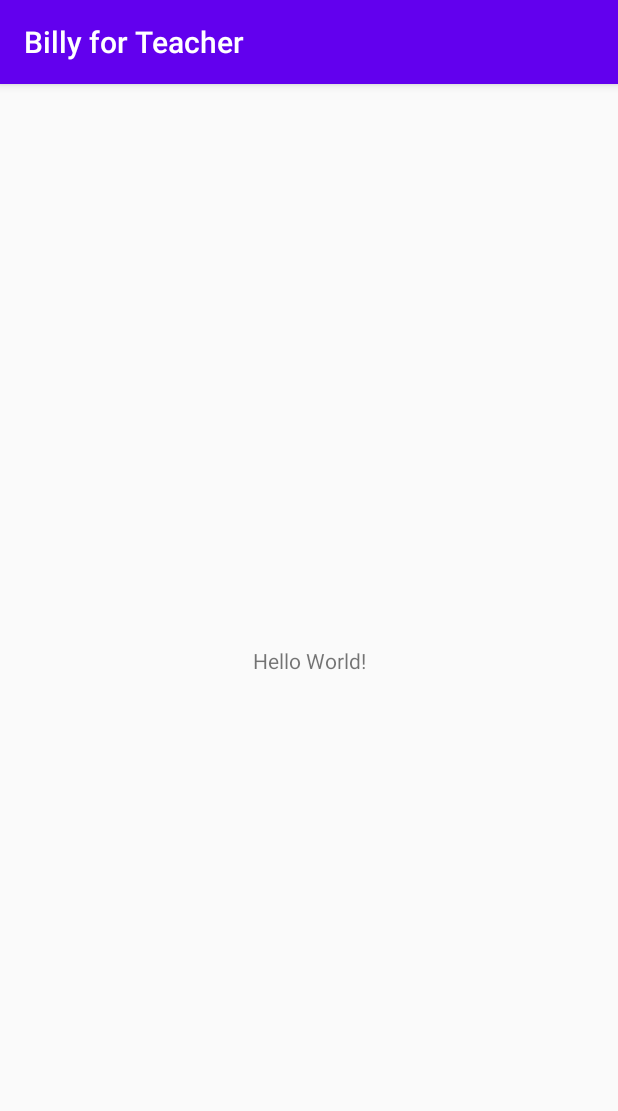
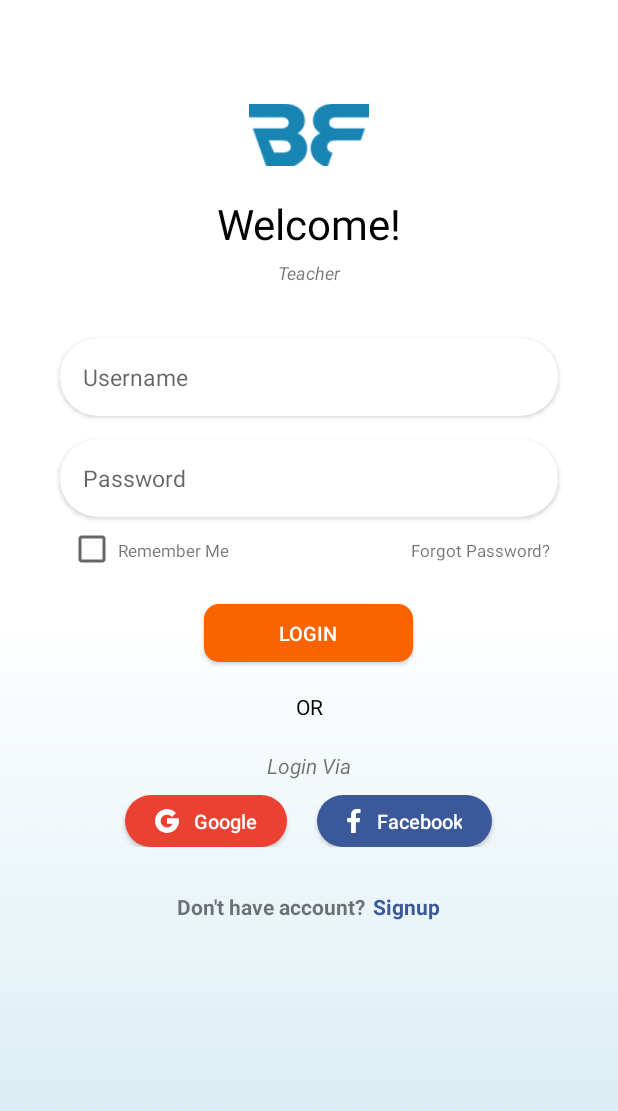
Before and after one commit to billythefighter/TeacherApp, an Android app: the screen it shows after launch (MainActivity before the commit, LoginActivity after it), on a phone screen of 412 x 824 dp. Shown: the top 1111 px of the screen. Run offline under Robolectric (Android 15) with nearby library versions, the phone set to English and light mode, and no system bars.

Commit message:
login and splashscreen done

```diff
--- a/app/src/main/AndroidManifest.xml
+++ b/app/src/main/AndroidManifest.xml
@@ -9,7 +9,9 @@
         android:roundIcon="@mipmap/ic_launcher_round"
         android:supportsRtl="true"
         android:theme="@style/AppTheme">
-        <activity android:name=".MainActivity">
+        <activity android:name=".HomeActivity"></activity>
+        <activity android:name=".LoginActivity" />
+        <activity android:name=".SplashScreenActivity">
             <intent-filter>
                 <action android:name="android.intent.action.MAIN" />
 
--- a/app/src/main/java/com/example/billyforteacher/MainActivity.kt
+++ b/app/src/main/java/com/example/billyforteacher/HomeActivity.kt
@@ -3,10 +3,10 @@ package com.example.billyforteacher
 import androidx.appcompat.app.AppCompatActivity
 import android.os.Bundle
 
-class MainActivity : AppCompatActivity() {
+class HomeActivity : AppCompatActivity() {
 
     override fun onCreate(savedInstanceState: Bundle?) {
         super.onCreate(savedInstanceState)
-        setContentView(R.layout.activity_main)
+        setContentView(R.layout.activity_home)
     }
 }
--- /dev/null
+++ b/app/src/main/java/com/example/billyforteacher/LoginActivity.kt
@@ -0,0 +1,19 @@
+package com.example.billyforteacher
+
+import android.app.Activity
+import android.content.Intent
+import androidx.appcompat.app.AppCompatActivity
+import android.os.Bundle
+import kotlinx.android.synthetic.main.activity_login.*
+
+class LoginActivity : Activity() {
+
+    override fun onCreate(savedInstanceState: Bundle?) {
+        super.onCreate(savedInstanceState)
+        setContentView(R.layout.activity_login)
+
+        bt_login.setOnClickListener {
+            startActivity(Intent(this,HomeActivity::class.java))
+        }
+    }
+}
--- /dev/null
+++ b/app/src/main/java/com/example/billyforteacher/SplashScreenActivity.kt
@@ -0,0 +1,24 @@
+package com.example.billyforteacher
+
+import android.app.Activity
+import android.content.Intent
+import androidx.appcompat.app.AppCompatActivity
+import android.os.Bundle
+import android.os.Handler
+
+class SplashScreenActivity : Activity() {
+
+    lateinit var handler: Handler
+
+    override fun onCreate(savedInstanceState: Bundle?) {
+        super.onCreate(savedInstanceState)
+        setContentView(R.layout.activity_main)
+
+        handler = Handler()
+        handler.postDelayed({
+            val intent = Intent(this, LoginActivity::class.java)
+            startActivity(intent)
+            finish()
+        }, 3000)
+    }
+}
--- /dev/null
+++ b/app/src/main/res/drawable/ic_facebook.xml
@@ -0,0 +1,9 @@
+<vector xmlns:android="http://schemas.android.com/apk/res/android"
+    android:width="9dp"
+    android:height="16dp"
+    android:viewportWidth="9"
+    android:viewportHeight="16">
+  <path
+      android:pathData="M7.1338,2.6567H8.6977V0.1127C8.4279,0.078 7.4999,0 6.4193,0C4.1643,0 2.6197,1.3247 2.6197,3.7593V6H0.1313V8.844H2.6197V16H5.6705V8.8447H8.0582L8.4372,6.0007H5.6698V4.0413C5.6705,3.2193 5.9075,2.6567 7.1338,2.6567Z"
+      android:fillColor="#ffffff"/>
+</vector>
--- /dev/null
+++ b/app/src/main/res/drawable/ic_google.xml
@@ -0,0 +1,24 @@
+<vector xmlns:android="http://schemas.android.com/apk/res/android"
+    android:width="16dp"
+    android:height="16dp"
+    android:viewportWidth="16"
+    android:viewportHeight="16">
+  <path
+      android:pathData="M3.75,8C3.75,7.2073 3.9684,6.4647 4.3478,5.8288V3.1317H1.6507C0.5803,4.522 0,6.2163 0,8C0,9.7837 0.5803,11.478 1.6507,12.8683H4.3478V10.1712C3.9684,9.5353 3.75,8.7927 3.75,8Z"
+      android:fillColor="#ffffff"/>
+  <path
+      android:pathData="M8,12.25L6.125,14.125L8,16C9.7837,16 11.478,15.4197 12.8683,14.3493V11.655H10.174C9.5326,12.0358 8.7869,12.25 8,12.25Z"
+      android:fillColor="#ffffff"/>
+  <path
+      android:pathData="M4.3478,10.1711L1.6506,12.8683C1.8626,13.1435 2.0933,13.4071 2.3431,13.6569C3.8541,15.1678 5.863,16 7.9999,16V12.25C6.4492,12.25 5.09,11.415 4.3478,10.1711Z"
+      android:fillColor="#ffffff"/>
+  <path
+      android:pathData="M16,8C16,7.5133 15.9559,7.0257 15.869,6.5507L15.7987,6.1664H8V9.9164H11.7954C11.4268,10.6495 10.8601,11.2477 10.174,11.6551L12.8682,14.3493C13.1435,14.1374 13.4071,13.9066 13.6568,13.6569C15.1678,12.1459 16,10.1369 16,8Z"
+      android:fillColor="#ffffff"/>
+  <path
+      android:pathData="M11.0052,4.9948L11.3367,5.3262L13.9883,2.6746L13.6569,2.3432C12.1459,0.8322 10.1369,0 8,0L6.125,1.875L8,3.75C9.1352,3.75 10.2025,4.1921 11.0052,4.9948Z"
+      android:fillColor="#ffffff"/>
+  <path
+      android:pathData="M7.9999,3.75V0C5.8631,0 3.8541,0.8322 2.3431,2.3431C2.0933,2.5928 1.8626,2.8564 1.6506,3.1317L4.3478,5.8288C5.09,4.585 6.4492,3.75 7.9999,3.75Z"
+      android:fillColor="#ffffff"/>
+</vector>
--- /dev/null
+++ b/app/src/main/res/drawable/rounded_blue_fill.xml
@@ -0,0 +1,10 @@
+<?xml version="1.0" encoding="utf-8"?>
+<shape xmlns:android="http://schemas.android.com/apk/res/android"
+    android:shape="rectangle" android:padding="10dp">
+    <solid android:color="@color/blue"/>
+    <corners
+        android:bottomRightRadius="35dp"
+        android:bottomLeftRadius="35dp"
+        android:topLeftRadius="35dp"
+        android:topRightRadius="35dp"/>
+</shape>
--- /dev/null
+++ b/app/src/main/res/drawable/rounded_edit_text.xml
@@ -0,0 +1,10 @@
+<?xml version="1.0" encoding="utf-8"?>
+<shape xmlns:android="http://schemas.android.com/apk/res/android"
+    android:shape="rectangle" android:padding="10dp">
+    <solid android:color="#FFFFFF"/>
+    <corners
+        android:bottomRightRadius="25dp"
+        android:bottomLeftRadius="25dp"
+        android:topLeftRadius="25dp"
+        android:topRightRadius="25dp"/>
+</shape>
--- /dev/null
+++ b/app/src/main/res/drawable/rounded_orange_button.xml
@@ -0,0 +1,11 @@
+<?xml version="1.0" encoding="utf-8"?>
+<shape xmlns:android="http://schemas.android.com/apk/res/android"
+    android:shape="rectangle" android:padding="10dp">
+    <solid android:color="@color/white"/>
+    <stroke android:color="#F96300" android:width="2dp"/>
+    <corners
+        android:bottomRightRadius="25dp"
+        android:bottomLeftRadius="25dp"
+        android:topLeftRadius="25dp"
+        android:topRightRadius="25dp"/>
+</shape>
--- /dev/null
+++ b/app/src/main/res/drawable/rounded_orange_fill.xml
@@ -0,0 +1,10 @@
+<?xml version="1.0" encoding="utf-8"?>
+<shape xmlns:android="http://schemas.android.com/apk/res/android"
+    android:shape="rectangle" android:padding="10dp">
+    <solid android:color="#F96300"/>
+    <corners
+        android:bottomRightRadius="10dp"
+        android:bottomLeftRadius="10dp"
+        android:topLeftRadius="10dp"
+        android:topRightRadius="10dp"/>
+</shape>
--- /dev/null
+++ b/app/src/main/res/drawable/rounded_red_fill.xml
@@ -0,0 +1,10 @@
+<?xml version="1.0" encoding="utf-8"?>
+<shape xmlns:android="http://schemas.android.com/apk/res/android"
+    android:shape="rectangle" android:padding="10dp">
+    <solid android:color="#EB4132"/>
+    <corners
+        android:bottomRightRadius="35dp"
+        android:bottomLeftRadius="35dp"
+        android:topLeftRadius="35dp"
+        android:topRightRadius="35dp"/>
+</shape>
--- /dev/null
+++ b/app/src/main/res/drawable/rounded_white.xml
@@ -0,0 +1,10 @@
+<?xml version="1.0" encoding="utf-8"?>
+<shape xmlns:android="http://schemas.android.com/apk/res/android"
+    android:shape="rectangle" android:padding="10dp">
+    <solid android:color="@color/white"/>
+    <corners
+        android:bottomRightRadius="10dp"
+        android:bottomLeftRadius="10dp"
+        android:topLeftRadius="10dp"
+        android:topRightRadius="10dp"/>
+</shape>
--- /dev/null
+++ b/app/src/main/res/layout/activity_home.xml
@@ -0,0 +1,9 @@
+<?xml version="1.0" encoding="utf-8"?>
+<androidx.constraintlayout.widget.ConstraintLayout xmlns:android="http://schemas.android.com/apk/res/android"
+    xmlns:app="http://schemas.android.com/apk/res-auto"
+    xmlns:tools="http://schemas.android.com/tools"
+    android:layout_width="match_parent"
+    android:layout_height="match_parent"
+    tools:context=".HomeActivity">
+
+</androidx.constraintlayout.widget.ConstraintLayout>
--- /dev/null
+++ b/app/src/main/res/layout/activity_login.xml
@@ -0,0 +1,205 @@
+<?xml version="1.0" encoding="utf-8"?>
+
+<LinearLayout
+    xmlns:android="http://schemas.android.com/apk/res/android"
+    xmlns:app="http://schemas.android.com/apk/res-auto"
+    xmlns:tools="http://schemas.android.com/tools"
+    android:layout_width="match_parent"
+    android:layout_height="match_parent"
+    android:orientation="vertical"
+    android:background="@drawable/background"
+    tools:context=".LoginActivity">
+
+    <androidx.core.widget.NestedScrollView
+        android:layout_width="match_parent"
+        android:layout_height="match_parent">
+
+        <LinearLayout
+            android:layout_width="match_parent"
+            android:layout_height="match_parent"
+            android:orientation="vertical">
+
+            <ImageView
+                android:layout_width="80dp"
+                android:layout_height="80dp"
+                android:layout_gravity="center"
+                android:layout_marginTop="50dp"
+                android:src="@drawable/logo_billy" />
+
+            <TextView
+                android:layout_width="match_parent"
+                android:layout_height="wrap_content"
+                android:layout_marginTop="0dp"
+                android:gravity="center"
+                android:text="@string/welcome"
+                android:textColor="@color/black"
+                android:textSize="28sp" />
+
+            <TextView
+                android:layout_width="match_parent"
+                android:layout_height="wrap_content"
+                android:gravity="center"
+                android:padding="5dp"
+                android:text="Teacher"
+                android:textSize="12sp"
+                android:textStyle="italic" />
+
+            <EditText
+                android:layout_width="match_parent"
+                android:layout_height="wrap_content"
+                android:layout_marginLeft="40dp"
+                android:layout_marginTop="30dp"
+                android:layout_marginRight="40dp"
+                android:background="@drawable/rounded_edit_text"
+                android:elevation="2dp"
+                android:hint="@string/uname"
+                android:padding="15dp"
+                android:textSize="15dp" />
+
+            <EditText
+                android:layout_width="match_parent"
+                android:layout_height="wrap_content"
+                android:layout_marginLeft="40dp"
+                android:layout_marginTop="15dp"
+                android:layout_marginRight="40dp"
+                android:background="@drawable/rounded_edit_text"
+                android:elevation="2dp"
+                android:hint="@string/password"
+                android:padding="15dp"
+                android:textSize="15dp" />
+
+            <LinearLayout
+                android:layout_width="match_parent"
+                android:layout_height="wrap_content"
+                android:layout_marginLeft="40dp"
+                android:layout_marginRight="40dp"
+                android:orientation="horizontal"
+                android:padding="5dp"
+                android:weightSum="3">
+
+                <androidx.appcompat.widget.AppCompatCheckBox
+                    android:layout_width="25dp"
+                    android:layout_height="wrap_content"
+                    android:layout_marginRight="8dp"/>
+
+                <TextView
+                    android:layout_width="wrap_content"
+                    android:layout_height="wrap_content"
+                    android:layout_weight="2"
+                    android:textSize="11sp"
+                    android:text="@string/remember_me" />
+
+                <TextView
+                    android:layout_width="wrap_content"
+                    android:layout_height="wrap_content"
+                    android:layout_weight="1"
+                    android:textSize="11sp"
+                    android:gravity="end"
+                    android:text="@string/forgot_psswrd" />
+            </LinearLayout>
+
+            <Button
+                android:id="@+id/bt_login"
+                android:layout_width="wrap_content"
+                android:layout_height="wrap_content"
+                android:layout_gravity="center"
+                android:layout_marginTop="15dp"
+                android:background="@drawable/rounded_orange_fill"
+                android:minWidth="0dp"
+                android:minHeight="0dp"
+                android:paddingLeft="50dp"
+                android:paddingTop="10dp"
+                android:paddingRight="50dp"
+                android:paddingBottom="10dp"
+                android:text="@string/login"
+                android:textColor="@color/white"
+                android:textSize="13sp" />
+
+            <TextView
+                android:layout_width="match_parent"
+                android:layout_height="wrap_content"
+                android:layout_marginTop="20dp"
+                android:gravity="center"
+                android:text="OR"
+                android:textColor="@color/black" />
+
+            <TextView
+                android:layout_width="match_parent"
+                android:layout_height="wrap_content"
+                android:layout_marginTop="20dp"
+                android:gravity="center"
+                android:text="Login Via"
+                android:textStyle="italic" />
+
+            <LinearLayout
+                android:layout_width="match_parent"
+                android:layout_height="wrap_content"
+                android:layout_marginTop="10dp"
+                android:gravity="center"
+                android:orientation="horizontal">
+
+                <Button
+                    android:layout_width="wrap_content"
+                    android:layout_height="wrap_content"
+                    android:layout_marginRight="10dp"
+                    android:background="@drawable/rounded_red_fill"
+                    android:drawableLeft="@drawable/ic_google"
+                    android:drawablePadding="10dp"
+                    android:minHeight="0dp"
+                    android:paddingLeft="20dp"
+                    android:paddingTop="8dp"
+                    android:paddingRight="20dp"
+                    android:paddingBottom="8dp"
+                    android:text="Google"
+                    android:textAllCaps="false"
+                    android:textColor="@color/white"
+                    android:textSize="13dp" />
+
+                <Button
+                    android:layout_width="wrap_content"
+                    android:layout_height="wrap_content"
+                    android:layout_marginLeft="10dp"
+                    android:background="@drawable/rounded_blue_fill"
+                    android:drawableLeft="@drawable/ic_facebook"
+                    android:drawablePadding="10dp"
+                    android:minHeight="0dp"
+                    android:paddingLeft="20dp"
+                    android:paddingTop="8dp"
+                    android:paddingRight="20dp"
+                    android:paddingBottom="8dp"
+                    android:text="Facebook"
+                    android:textAllCaps="false"
+                    android:textColor="@color/white"
+                    android:textSize="13dp" />
+
+            </LinearLayout>
+
+            <LinearLayout
+                android:layout_width="match_parent"
+                android:layout_height="wrap_content"
+                android:layout_marginTop="30dp"
+                android:layout_marginBottom="50dp"
+                android:gravity="center"
+                android:orientation="horizontal">
+
+                <TextView
+                    android:layout_width="wrap_content"
+                    android:layout_height="wrap_content"
+                    android:textStyle="bold"
+                    android:text="Don't have account?" />
+
+                <TextView
+                    android:layout_width="wrap_content"
+                    android:layout_height="wrap_content"
+                    android:layout_marginLeft="5dp"
+                    android:textStyle="bold"
+                    android:textColor="@color/blue"
+                    android:text="Signup" />
+
+
+            </LinearLayout>
+
+
+        </LinearLayout>
+    </androidx.core.widget.NestedScrollView>
+</LinearLayout>
--- a/app/src/main/res/layout/activity_main.xml
+++ b/app/src/main/res/layout/activity_main.xml
@@ -1,15 +1,17 @@
 <?xml version="1.0" encoding="utf-8"?>
-<androidx.constraintlayout.widget.ConstraintLayout xmlns:android="http://schemas.android.com/apk/res/android"
+<androidx.constraintlayout.widget.ConstraintLayout
+    xmlns:android="http://schemas.android.com/apk/res/android"
+    xmlns:tools="http://schemas.android.com/tools"
     xmlns:app="http://schemas.android.com/apk/res-auto"
-    xmlns:tools="http://schemas.android.com/tools"
     android:layout_width="match_parent"
     android:layout_height="match_parent"
-    tools:context=".MainActivity">
+    android:background="@drawable/background"
+    tools:context=".SplashScreenActivity">
 
-    <TextView
+    <ImageView
         android:layout_width="wrap_content"
         android:layout_height="wrap_content"
-        android:text="Hello World!"
+        android:src="@drawable/logo_billy"
         app:layout_constraintBottom_toBottomOf="parent"
         app:layout_constraintLeft_toLeftOf="parent"
         app:layout_constraintRight_toRightOf="parent"
--- a/app/src/main/res/values/colors.xml
+++ b/app/src/main/res/values/colors.xml
@@ -1,6 +1,8 @@
 <?xml version="1.0" encoding="utf-8"?>
 <resources>
-    <color name="colorPrimary">#6200EE</color>
-    <color name="colorPrimaryDark">#3700B3</color>
+    <color name="colorPrimary">#0686B1</color>
     <color name="colorAccent">#03DAC5</color>
+    <color name="black">#000000</color>
+    <color name="white">#FFF</color>
+    <color name="blue">#3B5998</color>
 </resources>
--- a/app/src/main/res/values/strings.xml
+++ b/app/src/main/res/values/strings.xml
@@ -1,3 +1,10 @@
 <resources>
     <string name="app_name">Billy for Teacher</string>
+
+    <string name="welcome">Welcome!</string>
+    <string name="uname">Username</string>
+    <string name="password">Password</string>
+    <string name="remember_me">Remember Me</string>
+    <string name="forgot_psswrd">Forgot Password?</string>
+    <string name="login">Login</string>
 </resources>
--- a/app/src/main/res/values/styles.xml
+++ b/app/src/main/res/values/styles.xml
@@ -4,7 +4,7 @@
     <style name="AppTheme" parent="Theme.AppCompat.Light.DarkActionBar">
         <!-- Customize your theme here. -->
         <item name="colorPrimary">@color/colorPrimary</item>
-        <item name="colorPrimaryDark">@color/colorPrimaryDark</item>
+        <item name="colorPrimaryDark">@color/colorPrimary</item>
         <item name="colorAccent">@color/colorAccent</item>
     </style>
 
```
Also changed, not shown: app/src/main/res/drawable/background.png (added), app/src/main/res/drawable/logo_billy.png (added).
